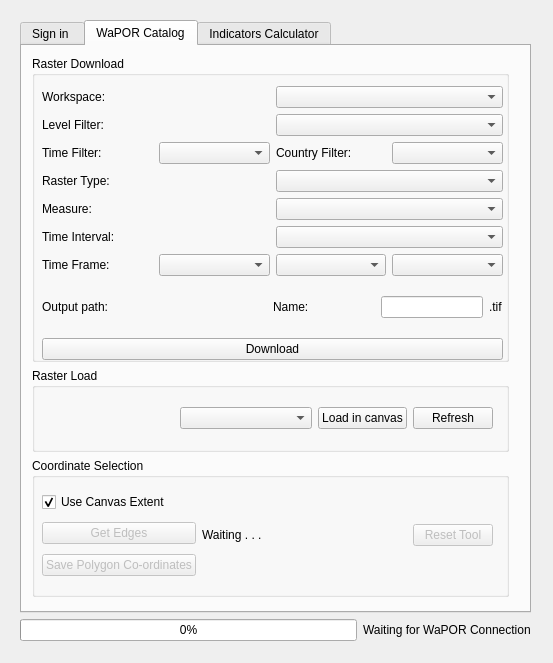
This is wap_plugin_dialog_base.ui in WAGIS/wap_plugin as Qt 5 draws it before an edit. The edited form follows.
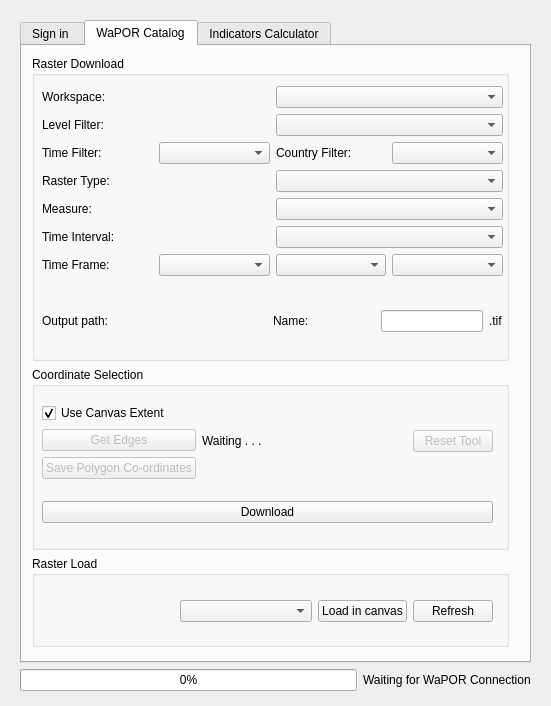
This is the edited form. The open tabs and pages were chosen to show the change. Custom widgets are drawn as their Qt base class.

Commit message: New layout for the download catalog UI and small fix

What changed in the file:
```diff
--- a/wap_plugin_dialog_base.ui
+++ b/wap_plugin_dialog_base.ui
@@ -6,8 +6,8 @@
    <rect>
     <x>0</x>
     <y>0</y>
-    <width>553</width>
-    <height>663</height>
+    <width>551</width>
+    <height>706</height>
    </rect>
   </property>
   <property name="windowTitle">
@@ -19,7 +19,7 @@
      <x>20</x>
      <y>20</y>
      <width>511</width>
-     <height>621</height>
+     <height>671</height>
     </rect>
    </property>
    <layout class="QVBoxLayout" name="tabWindowsLayout">
@@ -165,10 +165,10 @@
           <x>10</x>
           <y>10</y>
           <width>477</width>
-          <height>541</height>
+          <height>591</height>
          </rect>
         </property>
-        <layout class="QVBoxLayout" name="allBoxLayput" stretch="11,3,5">
+        <layout class="QVBoxLayout" name="allBoxLayput" stretch="10,6,3">
          <item>
           <widget class="QGroupBox" name="rasterSelectionBox">
            <property name="title">
@@ -183,7 +183,7 @@
               <height>274</height>
              </rect>
             </property>
-            <layout class="QVBoxLayout" name="verticalLayout_3" stretch="0,0,0,0,0,0,0,0,0">
+            <layout class="QVBoxLayout" name="verticalLayout_3" stretch="0,0,0,0,0,0,0,0">
              <property name="spacing">
               <number>6</number>
              </property>
@@ -339,63 +339,6 @@
                </item>
               </layout>
              </item>
-             <item>
-              <layout class="QHBoxLayout" name="horizontalLayout_3" stretch="1">
-               <item>
-                <widget class="QPushButton" name="downloadButton">
-                 <property name="text">
-                  <string>Download</string>
-                 </property>
-                </widget>
-               </item>
-              </layout>
-             </item>
-            </layout>
-           </widget>
-          </widget>
-         </item>
-         <item>
-          <widget class="QGroupBox" name="rasterLoadBox">
-           <property name="title">
-            <string>Raster Load</string>
-           </property>
-           <widget class="QWidget" name="layoutWidget_5">
-            <property name="geometry">
-             <rect>
-              <x>10</x>
-              <y>20</y>
-              <width>451</width>
-              <height>61</height>
-             </rect>
-            </property>
-            <layout class="QHBoxLayout" name="horizontalLayout_14" stretch="4,4,2,1">
-             <item>
-              <widget class="QgsFileWidget" name="rasterFolderExplorer">
-               <property name="filter">
-                <string/>
-               </property>
-               <property name="storageMode">
-                <enum>QgsFileWidget::GetDirectory</enum>
-               </property>
-              </widget>
-             </item>
-             <item>
-              <widget class="QComboBox" name="rasterMemoryComboBox"/>
-             </item>
-             <item>
-              <widget class="QPushButton" name="loadRasterButton">
-               <property name="text">
-                <string>Load in canvas</string>
-               </property>
-              </widget>
-             </item>
-             <item>
-              <widget class="QPushButton" name="RasterRefreshButton">
-               <property name="text">
-                <string>Refresh</string>
-               </property>
-              </widget>
-             </item>
             </layout>
            </widget>
           </widget>
@@ -409,12 +352,14 @@
             <property name="geometry">
              <rect>
               <x>10</x>
-              <y>30</y>
+              <y>20</y>
               <width>451</width>
-              <height>94</height>
+              <height>154</height>
              </rect>
             </property>
-            <layout class="QHBoxLayout" name="horizontalLayout_15" stretch="1,3,0">
+            <layout class="QVBoxLayout" name="verticalLayout_8">
+             <item>
+              <layout class="QHBoxLayout" name="horizontalLayout_15" stretch="2,3,1">
              <item>
               <layout class="QVBoxLayout" name="verticalLayout_10">
                <item>
@@ -466,6 +411,61 @@
                </property>
                <property name="text">
                 <string>Reset Tool</string>
+                 </property>
+                </widget>
+               </item>
+              </layout>
+             </item>
+             <item>
+              <widget class="QPushButton" name="downloadButton">
+               <property name="text">
+                <string>Download</string>
+               </property>
+              </widget>
+             </item>
+            </layout>
+           </widget>
+          </widget>
+         </item>
+         <item>
+          <widget class="QGroupBox" name="rasterLoadBox">
+           <property name="title">
+            <string>Raster Load</string>
+           </property>
+           <widget class="QWidget" name="layoutWidget_5">
+            <property name="geometry">
+             <rect>
+              <x>10</x>
+              <y>30</y>
+              <width>451</width>
+              <height>51</height>
+             </rect>
+            </property>
+            <layout class="QHBoxLayout" name="horizontalLayout_14" stretch="4,4,2,1">
+             <item>
+              <widget class="QgsFileWidget" name="rasterFolderExplorer">
+               <property name="filter">
+                <string/>
+               </property>
+               <property name="storageMode">
+                <enum>QgsFileWidget::GetDirectory</enum>
+               </property>
+              </widget>
+             </item>
+             <item>
+              <widget class="QComboBox" name="rasterMemoryComboBox"/>
+             </item>
+             <item>
+              <widget class="QPushButton" name="loadRasterButton">
+               <property name="text">
+                <string>Load in canvas</string>
+               </property>
+              </widget>
+             </item>
+             <item>
+              <widget class="QPushButton" name="RasterRefreshButton">
+               <property name="text">
+                <string>Refresh</string>
                </property>
               </widget>
              </item>
```
Left out of the diff: 2 changed lines with no effect on the pictures. Lines whose indentation alone changed are shown as unchanged. The commit also changes 1 other file.
